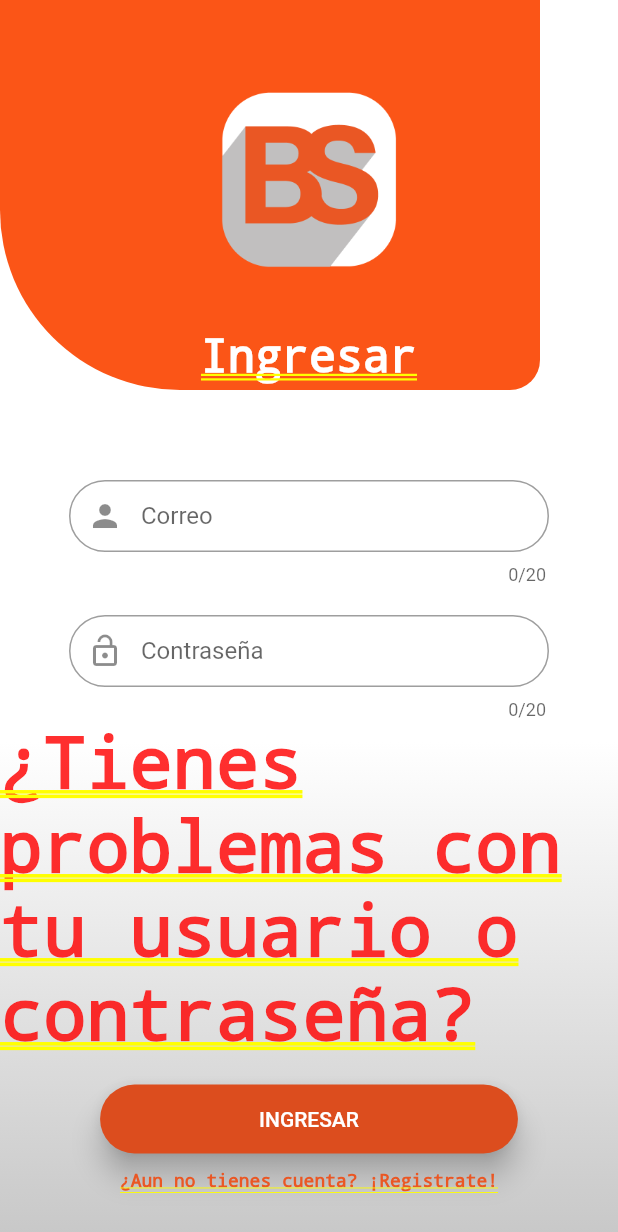
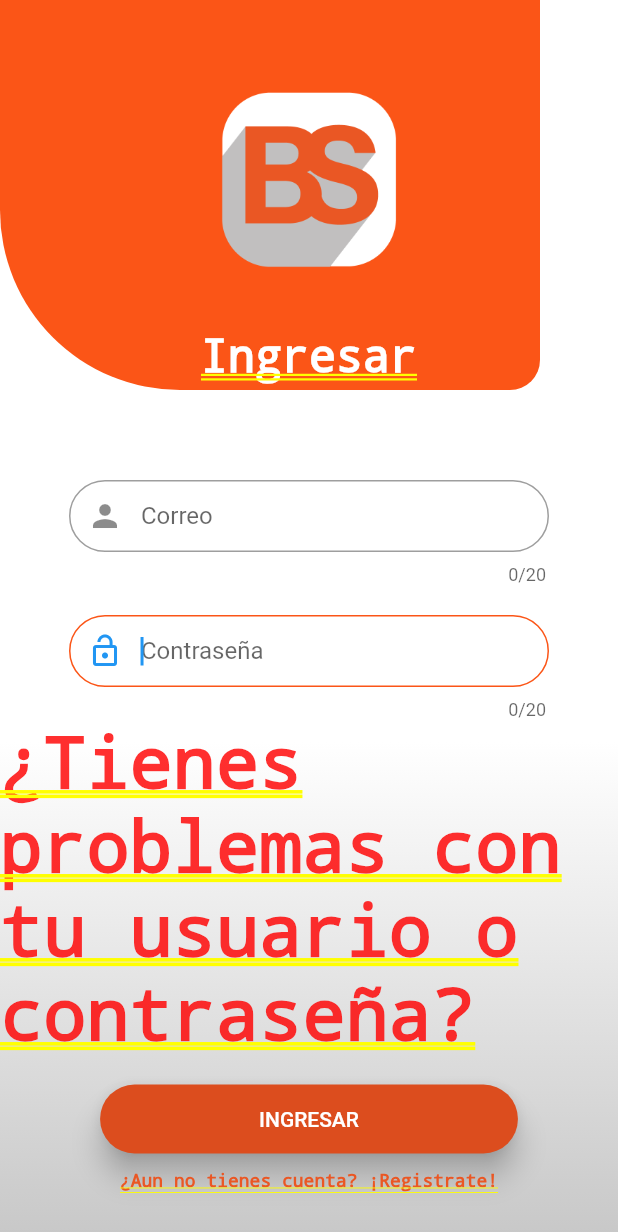
Before and after one commit to Amtrex/Bustop, a Flutter app: the LoginPage screen opened by its route, on a phone screen of 412 x 824 dp. Shown: the top 1232 px of the screen. Run offline on Flutter 3.47's test engine with Material 2 defaults, Android fonts, the phone set to English and light mode, and no system bars.

Commit message:
border de los textfield estilizados

```diff
--- a/lib/src/pages/login_page.dart
+++ b/lib/src/pages/login_page.dart
@@ -1,6 +1,5 @@
 
 import 'dart:math';
-
 import 'package:bustop/src/pages/scroll_page.dart';
 import 'package:flutter/material.dart';
 class LoginPage extends StatefulWidget {
@@ -34,7 +33,8 @@ class _LoginPageState extends State<LoginPage> {
              SizedBox(
               height: 320.0,
             ),
-            Container(
+            Theme(
+                          child: Container(
                  width: 320.0,
                 child:
                 TextFormField(
@@ -44,27 +44,43 @@ class _LoginPageState extends State<LoginPage> {
                         border: OutlineInputBorder(borderRadius:BorderRadius.circular(30)),
                           hintText: ('Correo'),
                         contentPadding: new EdgeInsets.symmetric(vertical: 10.0, horizontal: 2.0),
-
+                        focusedBorder: OutlineInputBorder(
+                            borderRadius: BorderRadius.all(Radius.circular(30)),
+                            borderSide: BorderSide(width: 1,color: Color.fromRGBO(251, 85, 23, 1),),
+                          ),
                       ),
                       validator: (input) => !input.contains('@') ? 'Not a valid Email' : null,
                     ),
               ),
+               data: Theme.of(context)
+                                  .copyWith(primaryColor: Color.fromRGBO(251, 85, 23, 1),),
+            ),
               SizedBox(
               height: 20.0,
             ),
-            Container(
+            Theme(
+                          child: Container(
                 width: 320.0,
                 child: TextFormField(
                         maxLength: 20,
                         decoration: InputDecoration(
                           prefixIcon: Icon(Icons.lock_open),
+
                           border: OutlineInputBorder(borderRadius:BorderRadius.circular(30) ),
                             hintText: ('Contraseña'),
+                          focusedBorder: OutlineInputBorder(
+                            borderRadius: BorderRadius.all(Radius.circular(30)),
+                            borderSide: BorderSide(width: 1,color: Color.fromRGBO(251, 85, 23, 1),),
+                          ),
                             contentPadding: new EdgeInsets.symmetric(vertical: 10.0, horizontal: 2.0),
                         ),
+                        autofocus: true,
                         validator: (input) => !input.contains('@') ? 'Not a valid Email' : null,
                         obscureText: true,
                       ),
+              ),
+              data: Theme.of(context)
+              .copyWith(primaryColor: Color.fromRGBO(251, 85, 23, 1),),
              ),
                Container(
               child: GestureDetector(
@@ -81,7 +97,9 @@ class _LoginPageState extends State<LoginPage> {
                 child:Text('INGRESAR', style: TextStyle( color: Colors.white),),
                 padding: EdgeInsets.symmetric(horizontal:90.0,vertical:15.0),
               ),
-              onPressed: (){},
+              onPressed: (){
+                Navigator.pushNamed(context, 'home');
+              },
             ),
               SizedBox(
               height: 10.0,
--- a/lib/src/pages/register_pages.dart
+++ b/lib/src/pages/register_pages.dart
@@ -216,7 +216,7 @@ child: Column(
 child: Column(
   crossAxisAlignment: CrossAxisAlignment.start,
   children: <Widget> [
-    Text("Ingresar", style: TextStyle(color: Colors.white, fontSize: 30.0, fontWeight: FontWeight.bold),)
+    Text("Registrate", style: TextStyle(color: Colors.white, fontSize: 30.0, fontWeight: FontWeight.bold),)
   ],
 )
 );
```
Also changed, not shown: lib/src/pages/home_page.dart (+16 -0 lines). Lines whose indentation alone changed are shown as unchanged.
